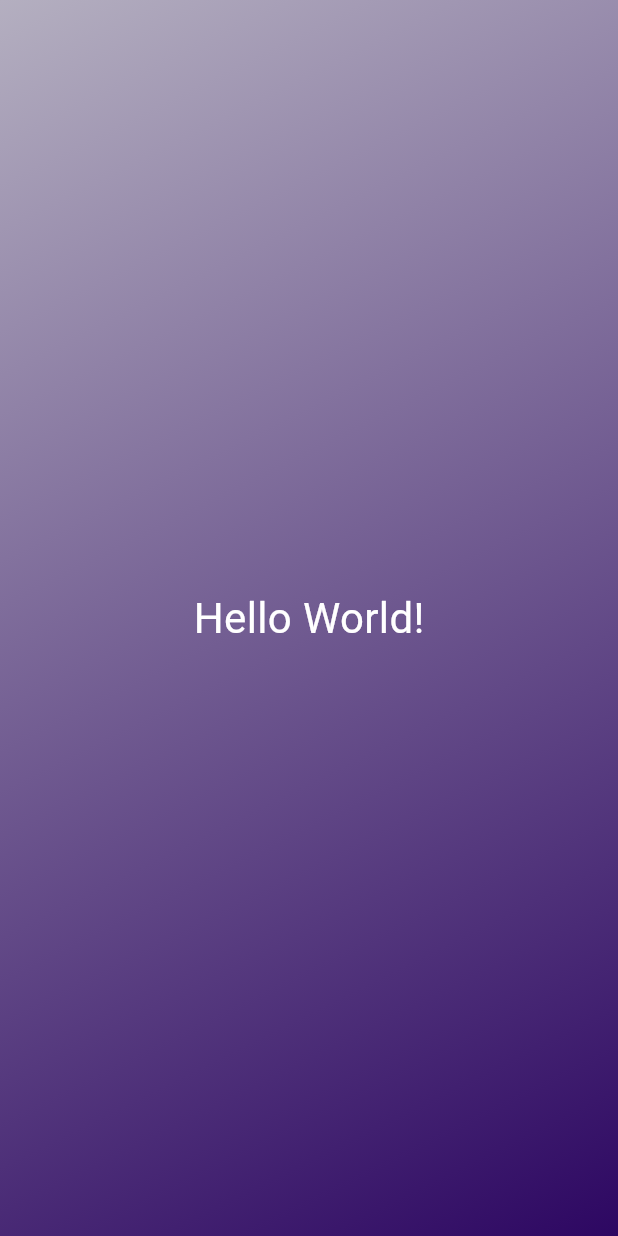
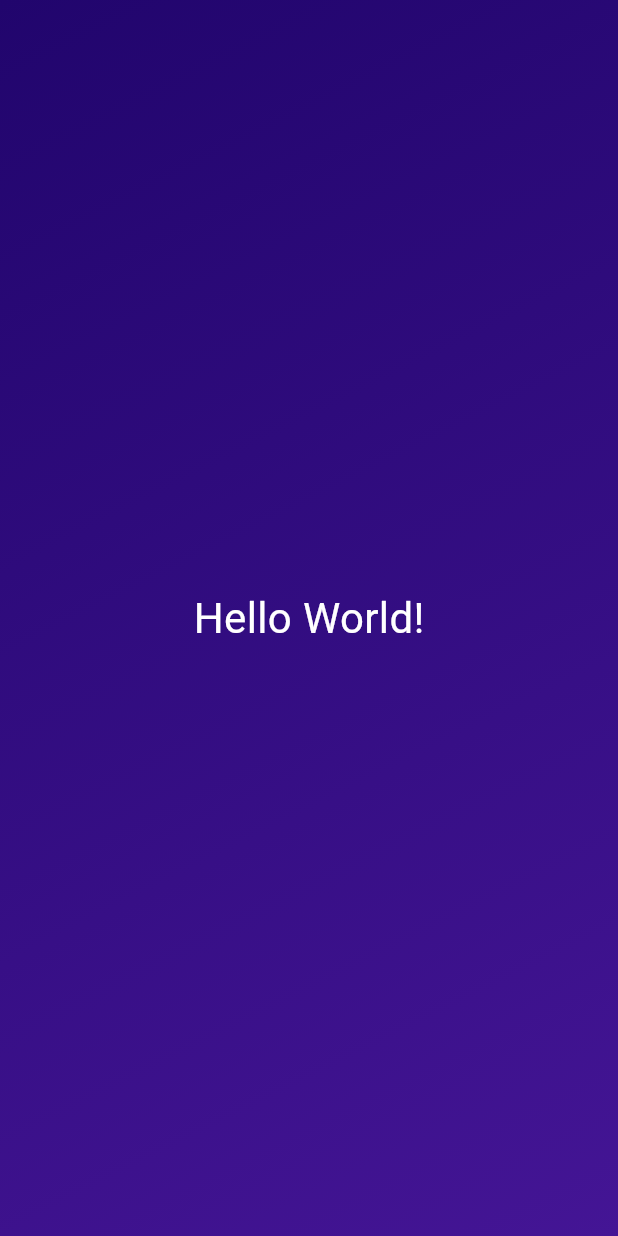
Before and after one commit to kantujjwal/FlutterApp, a Flutter app: the screen it shows after launch, on a phone screen of 412 x 824 dp. Run offline on Flutter 3.47's test engine with Material 3 defaults, Android fonts, the phone set to English and light mode, and no system bars.

Commit message:
reusable widgets & COnstructor Functions

```diff
--- a/lib/gradient_container.dart
+++ b/lib/gradient_container.dart
@@ -5,17 +5,17 @@ const startAlignment = Alignment.topLeft;
 const endAlignment = Alignment.bottomRight;
 
 class GradientContainer extends StatelessWidget {
-  GradientContainer({super.key});
+  const GradientContainer(this.color1, this.color2, {super.key});
+
+  final Color color1;
+  final Color color2;
 
   @override
   Widget build(context) {
     return Container(
-      decoration: const BoxDecoration(
+      decoration: BoxDecoration(
         gradient: LinearGradient(
-          colors: [
-            Color.fromARGB(255, 180, 175, 192),
-            Color.fromARGB(255, 45, 7, 98),
-          ],
+          colors: [color1, color2],
           begin: startAlignment,
           end: endAlignment,
         ),
@@ -26,3 +26,26 @@ class GradientContainer extends StatelessWidget {
     );
   }
 }
+
+
+// class GradientContainer extends StatelessWidget {
+//   const GradientContainer({super.key, required this.colors});
+
+//   final List<Color> colors;
+
+//   @override
+//   Widget build(context) {
+//     return Container(
+//       decoration: BoxDecoration(
+//         gradient: LinearGradient(
+//           colors: colors,
+//           begin: startAlignment,
+//           end: endAlignment,
+//         ),
+//       ),
+//       child: const Center(
+//         child: StyledText('Hello World!'),
+//       ),
+//     );
+//   }
+// }
```
Also changed, not shown: lib/main.dart (+5 -2 lines).
